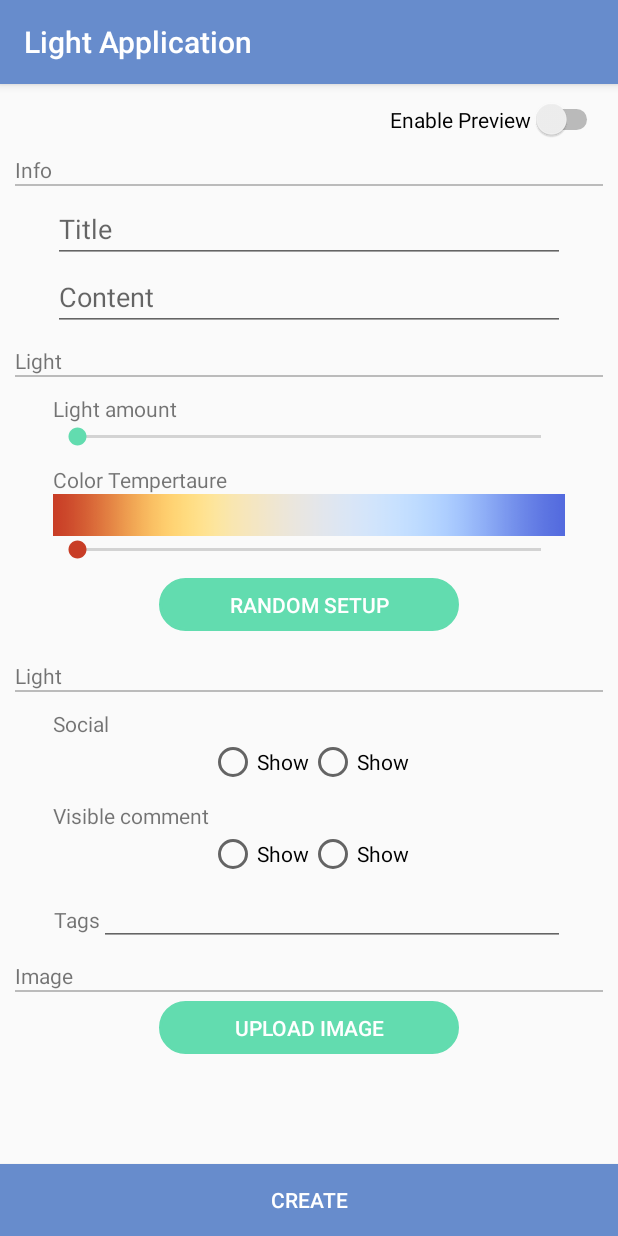
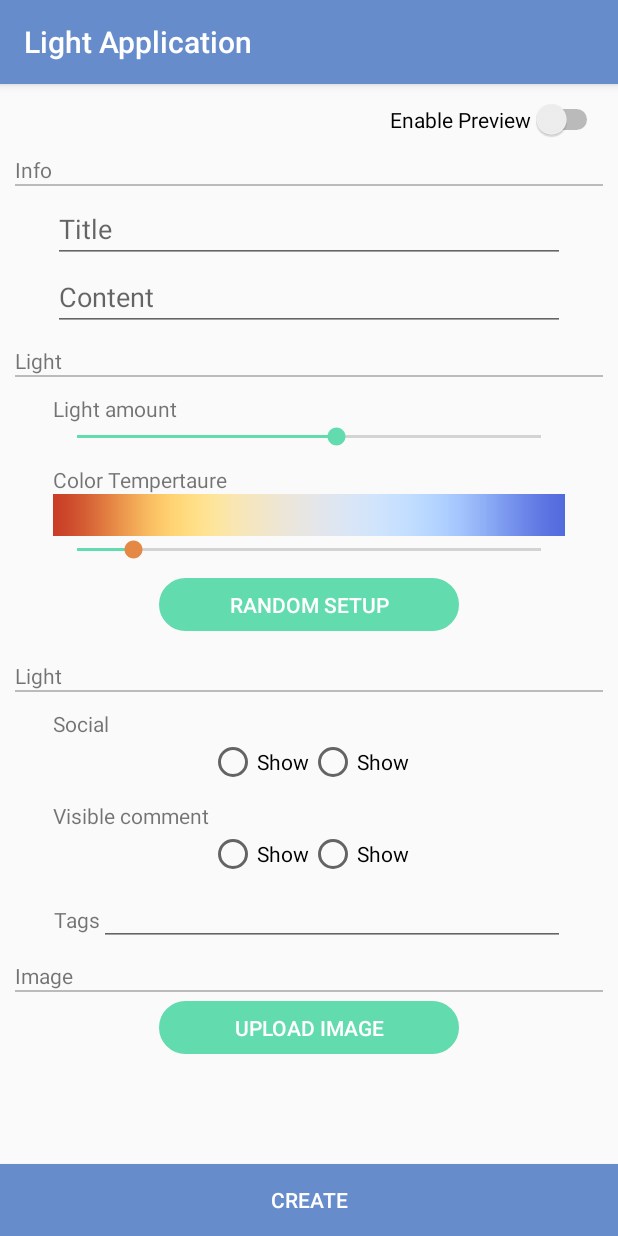
Before and after one commit to boxfox619/yy-light, an Android app: the ItemCreateActivity screen opened directly, with no data from a screen before it, after a tap on "CREATE", on a phone screen of 412 x 824 dp. Run offline under Robolectric (Android 15) with nearby library versions, the phone set to English and light mode, and no system bars; libraries missing offline, so code that uses them is left out: com.androidquery, com.androidquery.callback; 2 statements that could not run were skipped; 2 other taps on this screen came first.

Commit message:
Prepare for Light item upload

```diff
--- a/app/src/main/AndroidManifest.xml
+++ b/app/src/main/AndroidManifest.xml
@@ -3,6 +3,12 @@
     package="team.yylight.lightapplication">
 
     <uses-permission android:name="android.permission.INTERNET" />
+
+    <!-- Marshmallow fingerprint permission-->
+    <uses-permission android:name="android.permission.USE_FINGERPRINT"/>
+
+    <!-- Samsung fingerprint permission, only required if you include the Spass module -->
+    <uses-permission android:name="com.samsung.android.providers.context.permission.WRITE_USE_APP_FEATURE_SURVEY"/>
 
     <application
         android:allowBackup="true"
--- a/app/src/main/java/team/yylight/lightapplication/activity/ItemCreateActivity.java
+++ b/app/src/main/java/team/yylight/lightapplication/activity/ItemCreateActivity.java
@@ -37,6 +37,8 @@ public class ItemCreateActivity extends AppCompatActivity {
     private EditText tags;
     private Button randomSetup, uploadImage, create;
 
+    private EditText etTitle, etContent;
+
     private String uploadedImage;
 
     @Override
@@ -50,6 +52,9 @@ public class ItemCreateActivity extends AppCompatActivity {
         visibleItemShow = (RadioButton) findViewById(R.id.rb_item_show);
         visibleItemHide = (RadioButton) findViewById(R.id.rb_item_hide);
         tags = (EditText)findViewById(R.id.et_tags);
+
+        etTitle = (EditText)findViewById(R.id.et_title);
+        etContent = (EditText)findViewById(R.id.et_content);
 
         amount = (SeekBar) findViewById(R.id.sb_color_amount);
         tempeature = (SeekBar) findViewById(R.id.sb_color_temperature);
@@ -104,7 +109,8 @@ public class ItemCreateActivity extends AppCompatActivity {
     }
 
     private void randomSetup(){
-
+        amount.setProgress((int)(System.currentTimeMillis()%100));
+        tempeature.setProgress((int)(System.currentTimeMillis()*2%100));
     }
 
     private void uploadImage(){
@@ -125,22 +131,18 @@ public class ItemCreateActivity extends AppCompatActivity {
     }
 
     private void createItem() {
-        try {
-            JSONObject jsonObject = new JSONObject();
-            jsonObject.put("visibleItem", visibleItemShow.isChecked());
-            jsonObject.put("visibleComment", visibleCommentShow.isChecked());
-            jsonObject.put("colorAmount", amount.getProgress());
-            jsonObject.put("colorTempeture", tempeature.getProgress());
-            jsonObject.put("image", uploadedImage);
-            JSONArray arr = new JSONArray();
-            for (String str : tags.getText().toString().split(",")) {
-                arr.put(str);
-            }
-            jsonObject.put("tags", arr);
+            String tagsStr = tags.getText().toString().replaceAll(",", "+");
             Map<String,Object> params = new HashMap<>();
-            params.put("Data", jsonObject);
+            params.put("title", etTitle.getText().toString());
+            params.put("content", etContent.getText().toString());
+            params.put("thumbnail", uploadedImage);
+            params.put("tags", tagsStr);
+            params.put("visibleItem", visibleItemShow.isChecked());
+            params.put("visibleComment", visibleCommentShow.isChecked());
+            params.put("amount", amount.getProgress());
+            params.put("temperature", tempeature.getProgress());
             AQuery aq = new AQuery(ItemCreateActivity.this);
-            aq.ajax(getResources().getString(R.string.url_image_upload), params, String.class, new AjaxCallback<String>(){
+            aq.ajax(getString(R.string.url_host)+getResources().getString(R.string.url_upload_item), params, String.class, new AjaxCallback<String>(){
                 public void callback(String url, String object, AjaxStatus status){
                     if(status.getCode()==200){
                         finish();
@@ -149,9 +151,6 @@ public class ItemCreateActivity extends AppCompatActivity {
                     }
                 }
             });
-        } catch (JSONException e) {
-            e.printStackTrace();
-        }
     }
 
 
--- a/app/src/main/java/team/yylight/lightapplication/activity/sign/view/SignUpFragment.java
+++ b/app/src/main/java/team/yylight/lightapplication/activity/sign/view/SignUpFragment.java
@@ -150,7 +150,7 @@ public class SignUpFragment extends SignFragment {
             params.put("username", info.getId());
             params.put("password", info.getPassword());
             params.put("birthday", info.getBirthday());
-            params.put("gender", info.getSex());
+            params.put("gender", info.getSex()?"True":"False");
             AQuery aq = new AQuery(getActivity());
             aq.ajax(getResources().getString(R.string.url_host) + getResources().getString(R.string.url_register), params, String.class, new AjaxCallback<String>() {
                 public void callback(String url, String result, AjaxStatus status) {
@@ -162,6 +162,7 @@ public class SignUpFragment extends SignFragment {
                         startActivity(new Intent(getActivity(), MainActivity.class));
                         getActivity().finish();
                     } else {
+                        Log.e("SIGNUP", status.getMessage()+"  "+status.getError()+"   "+result);
                         Toast.makeText(getActivity(), "회원가입 실패", Toast.LENGTH_LONG).show();
                     }
                 }
--- a/app/src/main/res/layout/activity_item_create.xml
+++ b/app/src/main/res/layout/activity_item_create.xml
@@ -56,13 +56,14 @@
                     android:id="@+id/et_title"
                     android:layout_width="match_parent"
                     android:layout_height="wrap_content"
-                    android:hint="@string/item_create_title"/>
+                    android:hint="@string/item_create_title"
+                    android:maxLines="1"
+                    android:inputType="text"/>
 
                 <EditText
                     android:id="@+id/et_content"
                     android:layout_width="match_parent"
                     android:layout_height="wrap_content"
-                    android:editable="false"
                     android:hint="@string/item_create_content"/>
 
             </LinearLayout>
@@ -219,7 +220,9 @@
                     <EditText
                         android:id="@+id/et_tags"
                         android:layout_width="match_parent"
-                        android:layout_height="wrap_content" />
+                        android:layout_height="wrap_content"
+                        android:maxLines="1"
+                        android:inputType="text" />
                 </LinearLayout>
             </LinearLayout>
 
```
Also changed, not shown: app/src/main/res/layout/activity_main.xml (+3 -6 lines).
